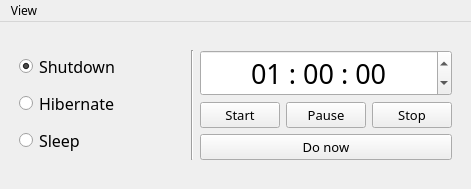
Zeplaro/pyShutdown, file pysd.ui: the form before one commit.
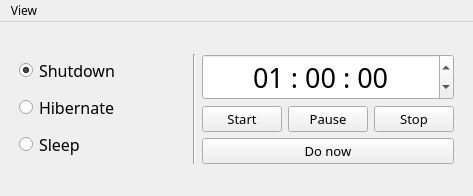
The form after the commit.

```diff
--- a/pysd.ui
+++ b/pysd.ui
@@ -6,8 +6,8 @@
    <rect>
     <x>0</x>
     <y>0</y>
-    <width>471</width>
-    <height>189</height>
+    <width>473</width>
+    <height>196</height>
    </rect>
   </property>
   <property name="font">
@@ -182,7 +182,7 @@
     <rect>
      <x>0</x>
      <y>0</y>
-     <width>471</width>
+     <width>473</width>
      <height>27</height>
     </rect>
    </property>
```
